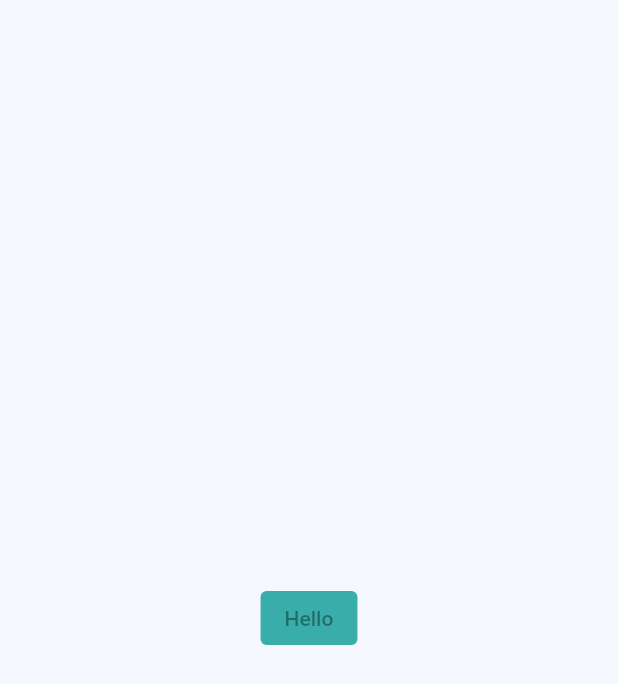
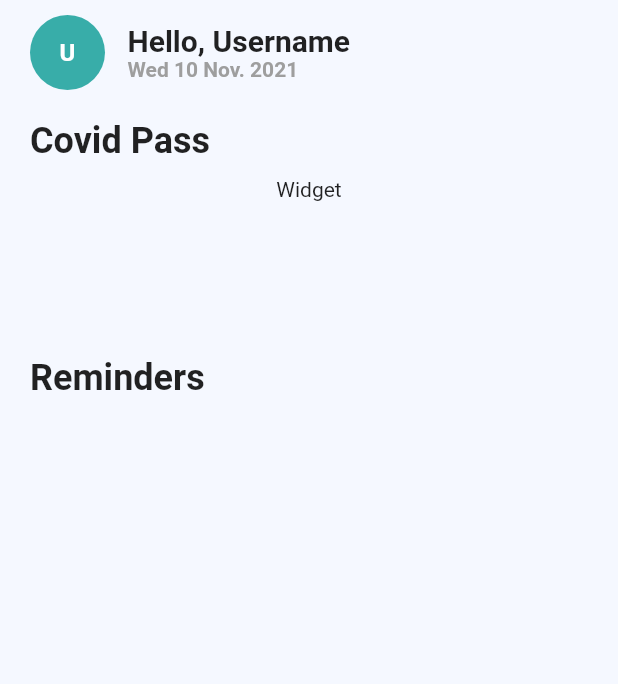
Before and after one commit to Matttx/Flutter-II-Movies, a Flutter app: the screen it shows after launch, on a phone screen of 412 x 824 dp. Shown: the top 684 px of the screen. Run offline on Flutter 3.47's test engine with Material 2 defaults, Android fonts, the phone set to English and light mode, and no system bars.

Commit message:
feat: Prepare page for the widgets

```diff
--- a/movies/lib/src/app.dart
+++ b/movies/lib/src/app.dart
@@ -1,5 +1,6 @@
 import 'package:flutter/material.dart';
 import 'package:flutter/services.dart';
+import 'package:movies/src/pages/home_screen.dart';
 import 'package:movies/src/theme/app_colors.dart';
 import 'package:movies/src/theme/app_theme.dart';
 
@@ -31,19 +32,9 @@ class HomePage extends StatefulWidget {
 class _HomePageState extends State<HomePage> {
   @override
   Widget build(BuildContext context) {
-    return AnnotatedRegion<SystemUiOverlayStyle>(
+    return const AnnotatedRegion<SystemUiOverlayStyle>(
       value: SystemUiOverlayStyle.dark,
-      child: Scaffold(
-        body: Center(
-          child: ElevatedButton(
-            onPressed: null,
-            child: const Text("Hello"),
-            style: ButtonStyle(
-                backgroundColor: MaterialStateProperty.all<Color>(
-                    Theme.of(context).primaryColor)),
-          ),
-        ),
-      ),
+      child: HomeScreen()
     );
   }
 }
--- /dev/null
+++ b/movies/lib/src/pages/home_screen.dart
@@ -0,0 +1,58 @@
+import 'package:flutter/material.dart';
+import 'package:intl/intl.dart';
+import 'package:movies/src/theme/app_colors.dart';
+
+class HomeScreen extends StatelessWidget {
+  const HomeScreen({Key? key}) : super(key: key);
+
+  @override
+  Widget build(BuildContext context) {
+    return Scaffold(
+      body: SafeArea(
+        child: Padding(
+          padding: EdgeInsets.symmetric(horizontal: 20),
+          child: Column(
+            children: [
+              _buildHeader(),
+              _buildSectionHeader("Covid Pass"),
+              SizedBox(
+                height: 100,
+                child: Text("Widget"),
+              ),
+              _buildSectionHeader("Reminders"),
+            ],
+          ),
+        ),
+      ),
+    );
+  }
+
+  Widget _buildHeader() => Padding(
+    padding: const EdgeInsets.only(top: 10.0),
+    child: Row(
+      children: [
+        Padding(
+          padding: const EdgeInsets.only(right: 15.0),
+          child: CircleAvatar(child: Text("U", style: TextStyle(fontWeight: FontWeight.bold),), backgroundColor: AppColors.primary, foregroundColor: Colors.white, radius: 25,),
+        ),
+        Column(
+          crossAxisAlignment: CrossAxisAlignment.start,
+          children: [
+            Text("Hello, Username", style: TextStyle(fontSize: 20, fontWeight: FontWeight.bold),),
+            Text(DateFormat('E dd MMM. yyyy').format(DateTime.now()), style: TextStyle(fontWeight: FontWeight.bold, color: AppColors.grey),)
+          ],
+        )
+      ],
+    ),
+  );
+
+  Widget _buildSectionHeader(String title) => Padding(
+    padding: const EdgeInsets.only(bottom: 10.0, top: 20),
+    child: Row(
+      crossAxisAlignment: CrossAxisAlignment.start,
+      children: [
+        Text(title, style: const TextStyle(fontSize: 24, fontWeight: FontWeight.bold),),
+      ],
+    ),
+  );
+}
--- a/movies/pubspec.yaml
+++ b/movies/pubspec.yaml
@@ -34,6 +34,7 @@ dependencies:
   # The following adds the Cupertino Icons font to your application.
   # Use with the CupertinoIcons class for iOS style icons.
   cupertino_icons: ^1.0.2
+  intl: ^0.17.0
 
 dev_dependencies:
   flutter_test:
```
Also changed, not shown: movies/pubspec.lock.
